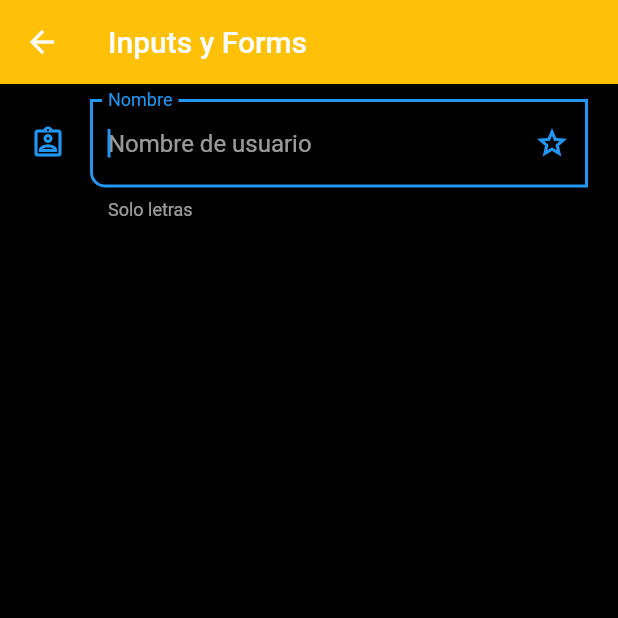
After one commit to jmorsan/fl_components, a Flutter app: the InputsScreen screen opened by its route, on a phone screen of 412 x 824 dp, the top half of it. The commit adds this screen. Run offline on Flutter 3.47's test engine with Material 2 defaults, Android fonts, the phone set to English and light mode, and no system bars; network calls fail.

Commit message:
Nuevas screens

```diff
--- a/lib/routes/app_routes.dart
+++ b/lib/routes/app_routes.dart
@@ -1,7 +1,7 @@
 
 
 import 'package:fl_components/models/menu_option.dart';
-import 'package:fl_components/screens/avatar.dart';
+import 'package:fl_components/screens/avatar_screen.dart';
 import 'package:flutter/material.dart';
 
 import '../screens/screens.dart';
@@ -13,16 +13,19 @@ static const initialRoute = 'home';
 static final menuOption = <MenuOption>[
   //TODO: borrar home
   MenuOption(route: 'home', icon: Icons.home, name: 'Home Screen', screen: const HomeScreen()),
-  MenuOption(route: 'listview1', icon: Icons.home, name: 'List View 1', screen: const ListView1Screen()),
-  MenuOption(route: 'listview2', icon: Icons.home, name: 'List View 2', screen: const ListView2Screen()),
-  MenuOption(route: 'alert', icon: Icons.home, name: 'Alertas - Alerts', screen: const AlertScreen()),
-  MenuOption(route: 'card', icon: Icons.home, name: 'Cartas - Cards', screen: const CardScreen()),
-  MenuOption(route: 'avatar', icon: Icons.home, name: 'Avatar - Avatars', screen: const AvatarScreen()),
+  MenuOption(route: 'listview1', icon: Icons.list, name: 'List View 1', screen: const ListView1Screen()),
+  MenuOption(route: 'listview2', icon: Icons.list, name: 'List View 2', screen: const ListView2Screen()),
+  MenuOption(route: 'alert', icon: Icons.alarm, name: 'Alertas - Alerts', screen: const AlertScreen()),
+  MenuOption(route: 'card', icon: Icons.credit_card, name: 'Cartas - Cards', screen: const CardScreen()),
+  MenuOption(route: 'avatar', icon: Icons.people, name: 'Avatar - Avatars', screen: const AvatarScreen()),
+  MenuOption(route: 'animated', icon: Icons.play_circle_outline_rounded, name: 'Animated Container', screen: const AnimatedScreen()),
+  MenuOption(route: 'inputs', icon: Icons.input_rounded, name: 'Formulario', screen: const InputsScreen()),
 
 ];
 
 static Map<String, Widget Function(BuildContext)> getAppRoutes(){
    Map<String, Widget Function(BuildContext)>appRoutes = {};
+   appRoutes.addAll({ 'home':(BuildContext context) =>  const HomeScreen() });
 
    for (final option in menuOption) {
      appRoutes.addAll({ option.route:(BuildContext context) =>  option.screen });
--- /dev/null
+++ b/lib/screens/inputs_screen.dart
@@ -0,0 +1,52 @@
+import 'package:flutter/material.dart';
+
+class InputsScreen extends StatelessWidget {
+
+  const InputsScreen({Key? key}) : super(key: key);
+
+  @override
+  Widget build(BuildContext context) {
+    return  Scaffold(
+      appBar: AppBar(
+        title: Text('Inputs y Forms'),
+        ),
+      body: SingleChildScrollView(
+         child: Padding(
+          padding: const EdgeInsets.symmetric(
+            horizontal: 20,
+            vertical: 10
+          ),
+          child: Column(
+            children: [
+              TextFormField(
+                autofocus: true,
+                initialValue: '',
+                textCapitalization: TextCapitalization.words,
+                onChanged: (value) {
+                  print('value: $value');
+                },
+                validator: (value) {
+                  if( value == null) return 'Este campo es requerido';
+                  return value.length < 3 ? 'Hola mundo' : null;
+                },
+                autovalidateMode: AutovalidateMode.onUserInteraction,
+                decoration: const InputDecoration(
+                  hintText: 'Nombre de usuario',
+                  labelText: 'Nombre',
+                  helperText: 'Solo letras',
+                  //prefixIcon: Icon(Icons.verified_user_outlined),
+                  suffixIcon: Icon(Icons.grade_outlined),
+                  icon:Icon(Icons.assignment_ind_outlined),
+                  border:OutlineInputBorder(
+                    borderRadius: BorderRadius.only(
+                      bottomLeft: Radius.circular(10)
+                    ) )
+                ),
+              )
+            ],
+          ),
+         ),
+      ),
+    );
+  }
+}
--- a/lib/screens/screens.dart
+++ b/lib/screens/screens.dart
@@ -3,3 +3,6 @@ export 'package:fl_components/screens/listview2_screen.dart';
 export 'package:fl_components/screens/alert_screen.dart';
 export 'package:fl_components/screens/card_screen.dart';
 export 'package:fl_components/screens/home_screen.dart';
+export 'package:fl_components/screens/avatar_screen.dart';
+export 'package:fl_components/screens/animated_screen.dart';
+export 'package:fl_components/screens/inputs_screen.dart';
--- a/lib/themes/app_theme.dart
+++ b/lib/themes/app_theme.dart
@@ -22,5 +22,17 @@ class AppTheme{
           foregroundColor: primary
         )
       ),
+
+      floatingActionButtonTheme: const FloatingActionButtonThemeData(
+        backgroundColor: primary,
+        elevation: 5,
+      ),
+
+      elevatedButtonTheme: ElevatedButtonThemeData(
+        style: ElevatedButton.styleFrom(
+          shape: const StadiumBorder(),
+          elevation: 0,
+        )
+      )
   );
 }
```
Also changed, not shown: lib/screens/alert_screen.dart (+86 -5 lines), lib/screens/animated_screen.dart (added, +82 -0 lines), lib/screens/avatar.dart (deleted, +0 -19 lines), lib/screens/avatar_screen.dart (added, +47 -0 lines), lib/screens/card_screen.dart (+16 -2 lines), lib/widgets/custom_card_type_2.dart (+18 -6 lines).
